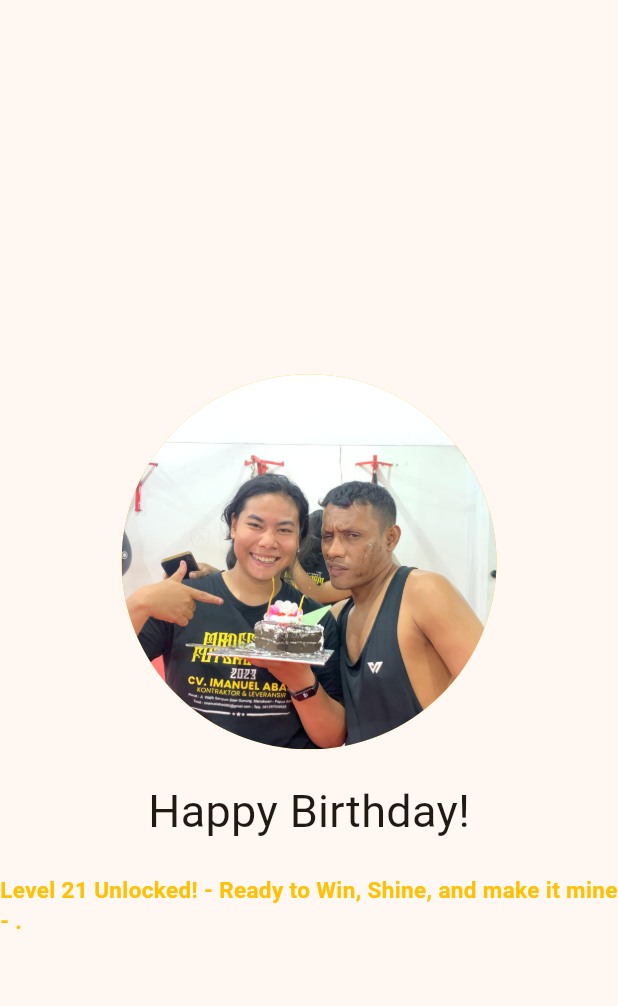
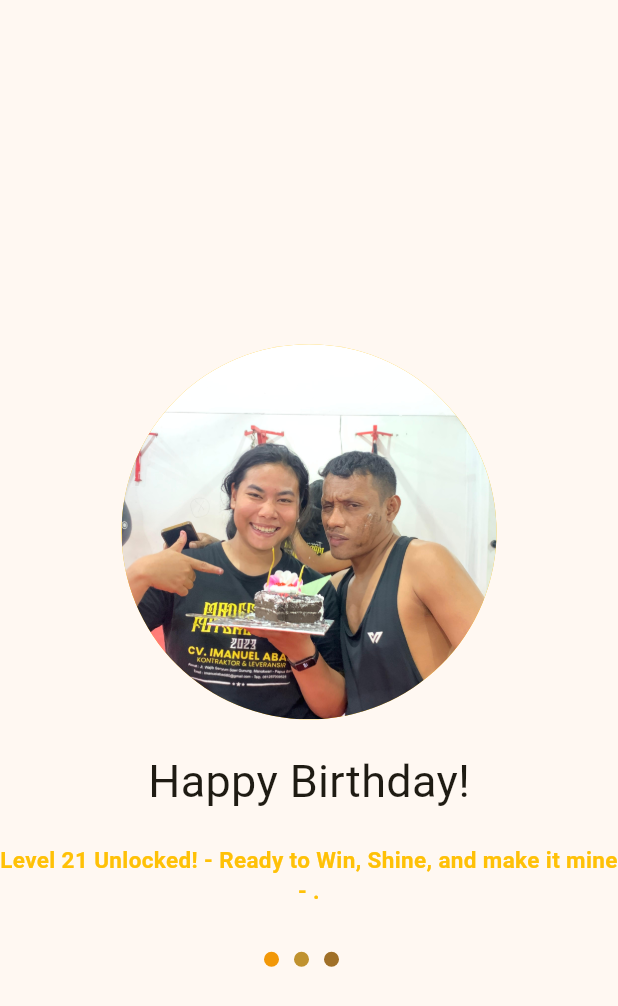
Before and after one commit to sellwia/KB1179-1122140124-UTS, a Flutter app: the screen it shows after launch, on a phone screen of 412 x 824 dp. Shown: the top 1006 px of the screen. Run offline on Flutter 3.47's test engine with Material 3 defaults, Android fonts, the phone set to English and light mode, and no system bars.

Commit message:
buat 3 bulet

```diff
--- a/lib/screen/splash_screen_1.dart
+++ b/lib/screen/splash_screen_1.dart
@@ -42,8 +42,44 @@ class SplashScreen1 extends StatelessWidget {
                 fontSize: 15.0,
                 color: Colors.amber,
                 fontWeight: FontWeight.bold,
-              )
               ),
+              textAlign: TextAlign.center,
+              ),
+
+          SizedBox(height: 30),
+
+              Row(
+                mainAxisAlignment: MainAxisAlignment.center, // vertikal tengah
+                children: [
+                  Container(
+                    width: 10,
+                    height: 10,
+                    decoration: BoxDecoration(
+                    shape: BoxShape.circle,
+                    color: Color.fromARGB(255, 242, 152, 8),
+              ),
+          ),
+
+          SizedBox(width: 10),
+                  Container(
+                    width: 10,
+                    height: 10,
+                    decoration: BoxDecoration(
+                    shape: BoxShape.circle,
+                    color: Color.fromARGB(255, 192, 146, 47),
+              ),
+          ),
+          SizedBox(width: 10),
+                  Container(
+                    width: 10,
+                    height: 10,
+                    decoration: BoxDecoration(
+                    shape: BoxShape.circle,
+                    color: Color.fromARGB(255, 160, 112, 40),
+              ),
+          ),
+          SizedBox(width: 10),                ],
+                ),
           //tambahan untuk widget lainnya
           ],
         ),
```
